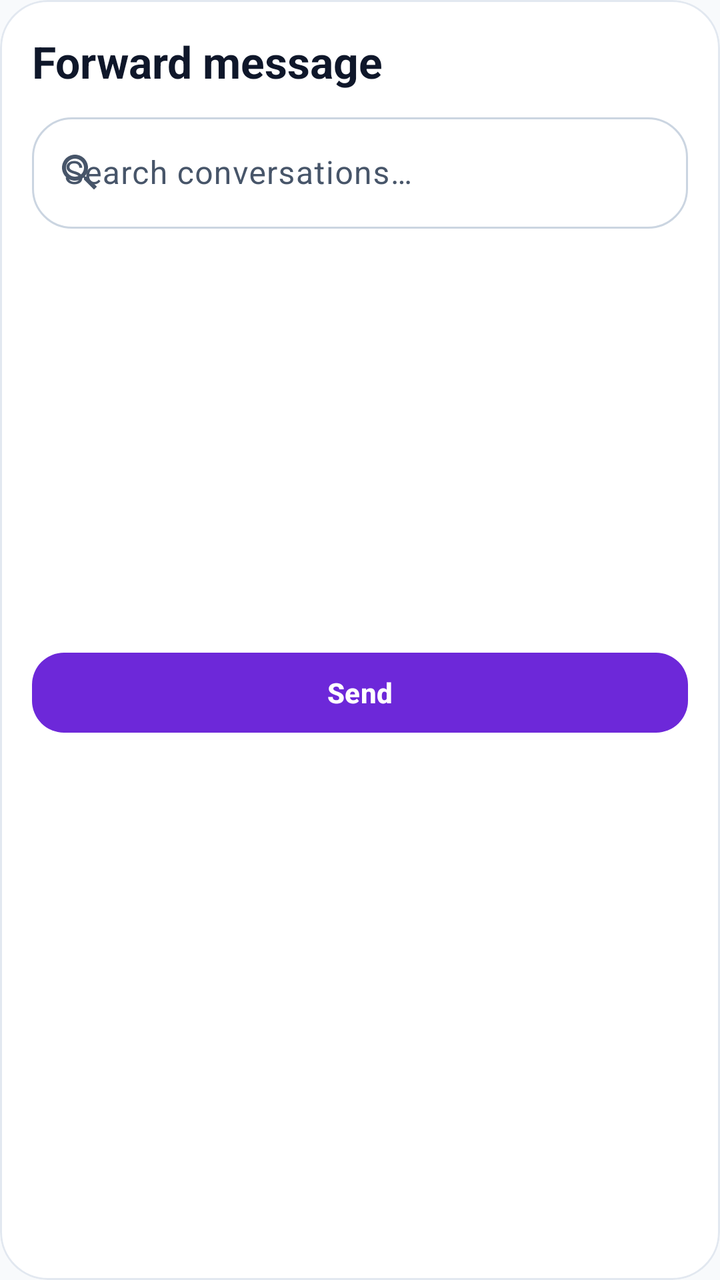
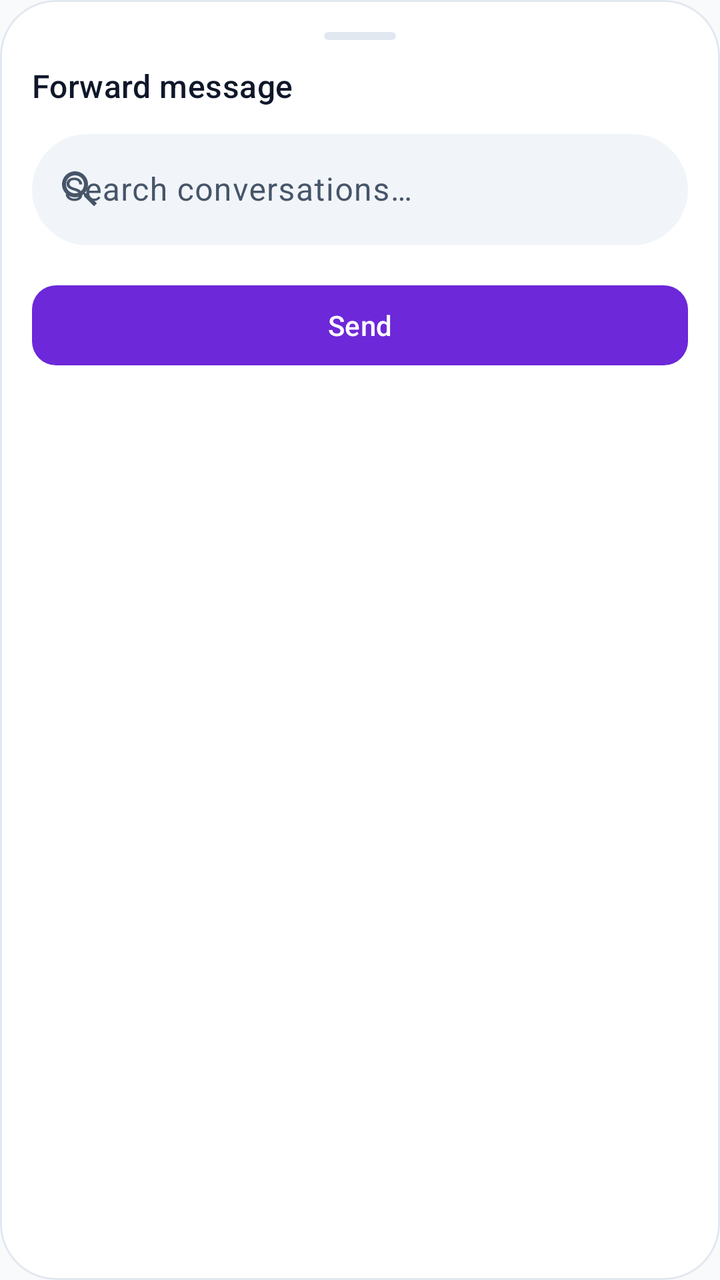

Screens rendered from an Android XML layout before and after an edit, with the pre-edit source and the edit as a unified diff.
<!-- AndroidManifest.xml: application theme Theme.NexaChat -->
<!-- res/layout/dialog_forward.xml -->
<?xml version="1.0" encoding="utf-8"?>
<com.google.android.material.card.MaterialCardView xmlns:android="http://schemas.android.com/apk/res/android"
    xmlns:app="http://schemas.android.com/apk/res-auto"
    android:id="@+id/forwardDialogRoot"
    android:layout_width="match_parent"
    android:layout_height="wrap_content"
    app:cardBackgroundColor="?attr/colorSurface"
    app:cardCornerRadius="24dp"
    app:cardElevation="0dp"
    app:strokeColor="?attr/colorOutlineVariant"
    app:strokeWidth="1dp">

    <LinearLayout
        android:layout_width="match_parent"
        android:layout_height="wrap_content"
        android:orientation="vertical"
        android:padding="16dp">

        <TextView
            android:id="@+id/forwardTitle"
            android:layout_width="match_parent"
            android:layout_height="wrap_content"
            android:paddingBottom="8dp"
            android:text="@string/forward_title"
            android:textAppearance="?attr/textAppearanceTitleLarge"
            android:textColor="?attr/colorOnSurface"
            android:textStyle="bold" />

        <com.google.android.material.textfield.TextInputLayout
            android:layout_width="match_parent"
            android:layout_height="wrap_content"
            android:hint="@string/forward_search_placeholder"
            app:boxCornerRadiusBottomEnd="20dp"
            app:boxCornerRadiusBottomStart="20dp"
            app:boxCornerRadiusTopEnd="20dp"
            app:boxCornerRadiusTopStart="20dp"
            app:hintTextColor="?attr/colorOnSurfaceVariant"
            app:startIconDrawable="@drawable/ic_search"
            app:startIconTint="?attr/colorOnSurfaceVariant">

            <com.google.android.material.textfield.TextInputEditText
                android:id="@+id/forwardSearch"
                android:layout_width="match_parent"
                android:layout_height="wrap_content"
                android:textColor="?attr/colorOnSurface"
                android:textColorHint="?attr/colorOnSurfaceVariant" />
        </com.google.android.material.textfield.TextInputLayout>

        <androidx.recyclerview.widget.RecyclerView
            android:id="@+id/forwardList"
            android:layout_width="match_parent"
            android:layout_height="200dp"
            android:clipToPadding="false"
            android:paddingTop="8dp"
            android:paddingBottom="8dp" />

        <com.google.android.material.button.MaterialButton
            android:id="@+id/forwardSend"
            android:layout_width="match_parent"
            android:layout_height="wrap_content"
            android:layout_marginTop="8dp"
            android:minHeight="@dimen/min_touch_target"
            android:text="@string/forward_send"
            android:textStyle="bold"
            app:cornerRadius="16dp" />
    </LinearLayout>
</com.google.android.material.card.MaterialCardView>
<!-- resources referenced by this layout -->
<resources>
  <dimen name="min_touch_target">48dp</dimen>
  <string name="forward_search_placeholder">Search conversations…</string>
  <string name="forward_send">Send</string>
  <string name="forward_title">Forward message</string>
  <style name="Theme.NexaChat" parent="Theme.NexaChat.Views" />
  <color name="colorPrimary">@color/brand_indigo</color>
  <color name="colorOnPrimary">#FFFFFFFF</color>
  <color name="colorPrimaryContainer">@color/brand_indigo_container</color>
  <color name="colorOnPrimaryContainer">@color/brand_on_indigo_container</color>
  <color name="colorSecondary">@color/slate_secondary</color>
  <color name="colorOnSecondary">#FFFFFFFF</color>
  <color name="colorSecondaryContainer">@color/slate_secondary_container</color>
  <color name="colorOnSecondaryContainer">@color/slate_on_secondary_container</color>
  <color name="colorTertiary">@color/tertiary_sky</color>
  <color name="colorOnTertiary">#FF082F49</color>
  <color name="colorTertiaryContainer">@color/tertiary_sky_container</color>
  <color name="colorOnTertiaryContainer">@color/tertiary_on_sky_container</color>
  <color name="colorError">@color/error_red</color>
  <color name="colorOnError">#FFFFFFFF</color>
  <color name="colorErrorContainer">@color/error_container_light</color>
  <color name="colorOnErrorContainer">@color/on_error_container_light</color>
  <color name="colorBackground">@color/background_light</color>
  <color name="colorOnBackground">@color/text_primary_light</color>
  <color name="colorSurface">@color/surface_light</color>
  <color name="colorOnSurface">@color/text_primary_light</color>
  <color name="colorSurfaceVariant">@color/surface_variant_light</color>
  <color name="surface_container_low_light">#FFF8FAFC</color>
  <color name="surface_container_light">#FFF1F5F9</color>
  <color name="surface_container_high_light">#FFE2E8F0</color>
  <color name="colorOnSurfaceVariant">@color/text_secondary_light</color>
  <color name="colorOutline">@color/slate_border</color>
  <color name="colorOutlineVariant">@color/slate_divider</color>
  <style name="TextAppearance.NexaChat.TitleLarge" parent="TextAppearance.Material3.TitleLarge" />
  <style name="TextAppearance.NexaChat.TitleSmall" parent="TextAppearance.Material3.TitleSmall" />
  <style name="TextAppearance.NexaChat.BodyLarge" parent="TextAppearance.Material3.BodyLarge" />
  <style name="TextAppearance.NexaChat.BodyMedium" parent="TextAppearance.Material3.BodyMedium" />
  <style name="TextAppearance.NexaChat.BodySmall" parent="TextAppearance.Material3.BodySmall" />
  <style name="TextAppearance.NexaChat.LabelLarge" parent="TextAppearance.Material3.LabelLarge" />
  <style name="TextAppearance.NexaChat.LabelMedium" parent="TextAppearance.Material3.LabelMedium" />
  <style name="TextAppearance.NexaChat.LabelSmall" parent="TextAppearance.Material3.LabelSmall" />
  <color name="brand_indigo">#FF6D28D9</color>
  <color name="brand_indigo_container">#FFEDE9FE</color>
  <color name="brand_on_indigo_container">#FF2E1065</color>
  <color name="slate_secondary">#FF505F76</color>
  <color name="slate_secondary_container">#FFD0E1FB</color>
  <color name="slate_on_secondary_container">#FF1D283A</color>
  <color name="tertiary_sky">#FF0EA5E9</color>
  <color name="tertiary_sky_container">#FFBAE6FD</color>
  <color name="tertiary_on_sky_container">#FF075985</color>
  <color name="error_red">#FFBA1A1A</color>
  <color name="error_container_light">#FFFFDAD6</color>
  <color name="on_error_container_light">#FF93000A</color>
  <color name="background_light">#FFF8FAFC</color>
  <color name="text_primary_light">#FF0F172A</color>
  <color name="surface_light">#FFFFFFFF</color>
  <color name="surface_variant_light">#FFF1F5F9</color>
  <color name="text_secondary_light">#FF475569</color>
  <color name="slate_border">#FFCBD5E1</color>
  <color name="slate_divider">#FFE2E8F0</color>
  <dimen name="corner_sm">8dp</dimen>
  <dimen name="corner_md">12dp</dimen>
  <dimen name="corner_lg">16dp</dimen>
  <!-- unchanged entries left out for length: 10 -->
</resources>

<!-- the commit's change to res/layout/dialog_forward.xml (unified diff, before → after) -->
@@ -5,7 +5,7 @@
     android:layout_width="match_parent"
     android:layout_height="wrap_content"
     app:cardBackgroundColor="?attr/colorSurface"
-    app:cardCornerRadius="24dp"
+    app:cardCornerRadius="28dp"
     app:cardElevation="0dp"
     app:strokeColor="?attr/colorOutlineVariant"
     app:strokeWidth="1dp">
@@ -14,26 +14,44 @@
         android:layout_width="match_parent"
         android:layout_height="wrap_content"
         android:orientation="vertical"
-        android:padding="16dp">
+        android:paddingTop="8dp"
+        android:paddingBottom="16dp">
+
+        <com.google.android.material.card.MaterialCardView
+            android:layout_width="36dp"
+            android:layout_height="4dp"
+            android:layout_gravity="center_horizontal"
+            android:layout_marginTop="8dp"
+            android:importantForAccessibility="no"
+            app:cardBackgroundColor="?attr/colorOutlineVariant"
+            app:cardCornerRadius="2dp"
+            app:cardElevation="0dp"
+            app:strokeWidth="0dp" />
 
         <TextView
             android:id="@+id/forwardTitle"
             android:layout_width="match_parent"
             android:layout_height="wrap_content"
+            android:paddingHorizontal="16dp"
+            android:paddingTop="12dp"
             android:paddingBottom="8dp"
             android:text="@string/forward_title"
-            android:textAppearance="?attr/textAppearanceTitleLarge"
-            android:textColor="?attr/colorOnSurface"
-            android:textStyle="bold" />
+            android:textAppearance="?attr/textAppearanceTitleMedium"
+            android:textColor="?attr/colorOnSurface" />
 
         <com.google.android.material.textfield.TextInputLayout
+            android:id="@+id/forwardSearchLayout"
+            style="@style/Widget.Material3.TextInputLayout.OutlinedBox"
             android:layout_width="match_parent"
             android:layout_height="wrap_content"
+            android:layout_marginHorizontal="16dp"
             android:hint="@string/forward_search_placeholder"
-            app:boxCornerRadiusBottomEnd="20dp"
-            app:boxCornerRadiusBottomStart="20dp"
-            app:boxCornerRadiusTopEnd="20dp"
-            app:boxCornerRadiusTopStart="20dp"
+            app:boxBackgroundColor="?attr/colorSurfaceContainer"
+            app:boxCornerRadiusBottomEnd="28dp"
+            app:boxCornerRadiusBottomStart="28dp"
+            app:boxCornerRadiusTopEnd="28dp"
+            app:boxCornerRadiusTopStart="28dp"
+            app:boxStrokeWidth="0dp"
             app:hintTextColor="?attr/colorOnSurfaceVariant"
             app:startIconDrawable="@drawable/ic_search"
             app:startIconTint="?attr/colorOnSurfaceVariant">
@@ -42,26 +60,33 @@
                 android:id="@+id/forwardSearch"
                 android:layout_width="match_parent"
                 android:layout_height="wrap_content"
+                android:imeOptions="actionSearch"
+                android:inputType="text"
                 android:textColor="?attr/colorOnSurface"
                 android:textColorHint="?attr/colorOnSurfaceVariant" />
         </com.google.android.material.textfield.TextInputLayout>
 
-        <androidx.recyclerview.widget.RecyclerView
-            android:id="@+id/forwardList"
+        <androidx.core.widget.NestedScrollView
             android:layout_width="match_parent"
-            android:layout_height="200dp"
-            android:clipToPadding="false"
+            android:layout_height="wrap_content"
             android:paddingTop="8dp"
-            android:paddingBottom="8dp" />
+            android:scrollbars="none">
+
+            <androidx.recyclerview.widget.RecyclerView
+                android:id="@+id/forwardList"
+                android:layout_width="match_parent"
+                android:layout_height="wrap_content"
+                android:nestedScrollingEnabled="false" />
+        </androidx.core.widget.NestedScrollView>
 
         <com.google.android.material.button.MaterialButton
             android:id="@+id/forwardSend"
             android:layout_width="match_parent"
             android:layout_height="wrap_content"
+            android:layout_marginHorizontal="16dp"
             android:layout_marginTop="8dp"
             android:minHeight="@dimen/min_touch_target"
             android:text="@string/forward_send"
-            android:textStyle="bold"
-            app:cornerRadius="16dp" />
+            app:cornerRadius="12dp" />
     </LinearLayout>
 </com.google.android.material.card.MaterialCardView>
